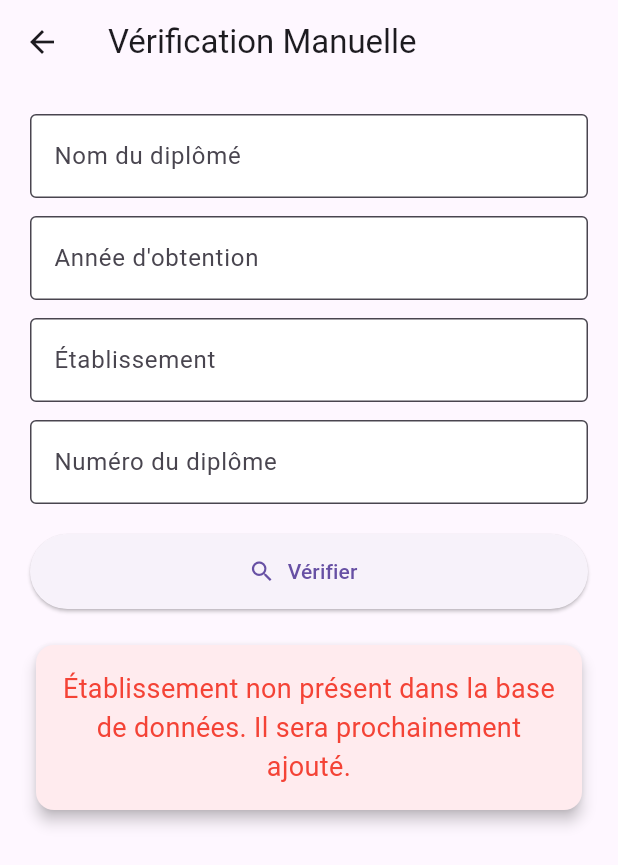
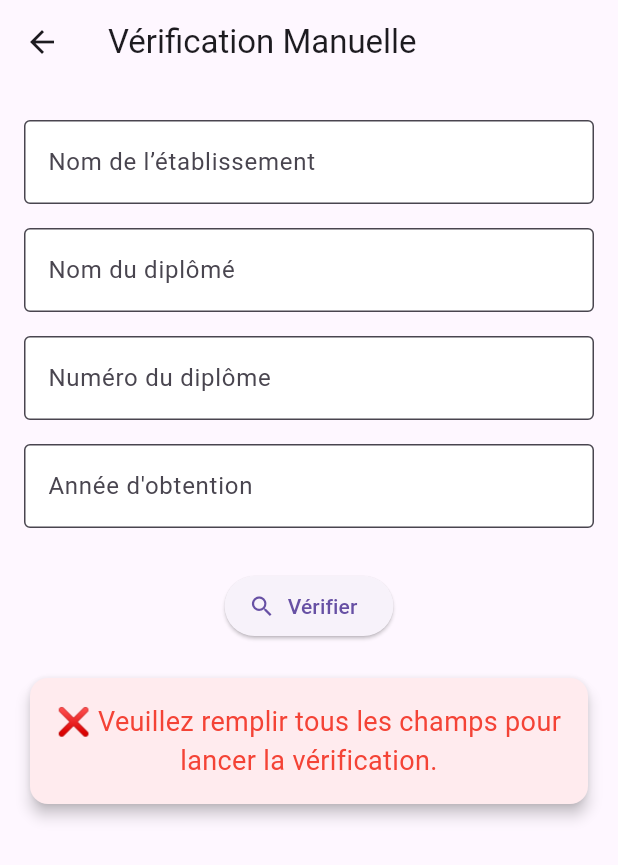
Before and after one commit to Ibrahim1014/projet-authentika, a Flutter app: the ManualInputScreen screen opened directly, after a tap on "Vérifier", on a phone screen of 412 x 824 dp. Shown: the top 865 px of the screen. Run offline on Flutter 3.47's test engine with Material 3 defaults, Android fonts, the phone set to English and light mode, and no system bars; our stand-ins replace cloud_firestore, diacritic, firebase_auth, firebase_core, image_picker; missing offline and left inert: flutter_tesseract_ocr, qr_code_scanner, web3dart; accounts and stored records are empty; network calls fail; Roboto replaces fonts that are missing (Arial); statements that could not run were skipped.

Commit message:
✅ Version stable : vérification manuelle finalisée + compatibilité Firebase Auth Web

```diff
--- a/lib/manual_input_screen.dart
+++ b/lib/manual_input_screen.dart
@@ -1,5 +1,7 @@
 import 'package:flutter/material.dart';
 import 'package:cloud_firestore/cloud_firestore.dart';
+import 'package:diacritic/diacritic.dart'; // Pour normaliser les accents
+import 'package:collection/collection.dart'; // Pour firstWhereOrNull
 
 class ManualInputScreen extends StatefulWidget {
   @override
@@ -7,73 +9,92 @@ class ManualInputScreen extends StatefulWidget {
 }
 
 class _ManualInputScreenState extends State<ManualInputScreen> {
+  final TextEditingController diplomaController = TextEditingController();
+  final TextEditingController etablissementController = TextEditingController();
   final TextEditingController nomController = TextEditingController();
   final TextEditingController anneeController = TextEditingController();
-  final TextEditingController etablissementController = TextEditingController();
-  final TextEditingController numeroDiplomeController = TextEditingController();
 
   String? verificationResult;
-  bool? isValid;
+  bool isDiplomeValide = false;
+
+  String normalize(String input) {
+    return removeDiacritics(input.trim().toLowerCase());
+  }
 
   Future<void> verifyDiploma() async {
-    final nom = nomController.text.trim().toLowerCase();
-    final annee = anneeController.text.trim();
-    final etablissement = etablissementController.text.trim().toLowerCase();
-    final numero = numeroDiplomeController.text.trim();
+    final String numero = normalize(diplomaController.text);
+    final String nomEtablissement = normalize(etablissementController.text);
+    final String nomDiplome = normalize(nomController.text);
+    final String annee = anneeController.text.trim();
 
+    if (numero.isEmpty ||
+        nomEtablissement.isEmpty ||
+        nomDiplome.isEmpty ||
+        annee.isEmpty) {
       setState(() {
-      verificationResult = null;
-      isValid = null;
-    });
-
-    try {
-      // Vérifie l'existence de l'établissement
-      final etabSnapshot = await FirebaseFirestore.instance
-          .collection('etablissements')
-          .where('nom', isEqualTo: etablissement)
-          .get();
-
-      if (etabSnapshot.docs.isEmpty) {
-        setState(() {
-          isValid = false;
         verificationResult =
-              "Établissement non présent dans la base de données. Il sera prochainement ajouté.";
+            "❌ Veuillez remplir tous les champs pour lancer la vérification.";
+        isDiplomeValide = false;
       });
       return;
     }
 
-      final etabId = etabSnapshot.docs.first.id;
+    try {
+      // 🔍 Recherche de l’établissement
+      final etabSnapshot =
+          await FirebaseFirestore.instance.collection('etablissements').get();
 
-      // Vérifie le diplôme avec tous les champs
+      final matchingEtab = etabSnapshot.docs.firstWhereOrNull(
+        (doc) => normalize(doc['nom']) == nomEtablissement,
+      );
+
+      if (matchingEtab == null) {
+        setState(() {
+          verificationResult =
+              "❌ L’établissement '$nomEtablissement' n'existe pas encore dans la base de données.\n"
+              "✅ Grâce à votre requête, il sera ajouté dans les plus brefs délais.";
+          isDiplomeValide = false;
+        });
+        return;
+      }
+
+      final etablissementId = matchingEtab.id;
+
+      // 🔍 Recherche du diplôme
       final diplomeSnapshot = await FirebaseFirestore.instance
           .collection('diplomes')
-          .where('id_etablissement', isEqualTo: etabId)
-          .where('numero', isEqualTo: numero)
-          .where('nom', isEqualTo: nom)
+          .where('id_etablissement', isEqualTo: etablissementId)
           .where('annee', isEqualTo: annee)
           .get();
 
-      if (diplomeSnapshot.docs.isEmpty) {
+      final matchingDiplome = diplomeSnapshot.docs.firstWhereOrNull(
+        (doc) =>
+            normalize(doc['nom']) == nomDiplome &&
+            normalize(doc['numero']) == numero,
+      );
+
+      if (matchingDiplome == null) {
         setState(() {
-          isValid = false;
           verificationResult =
-              "Diplôme non trouvé avec les informations fournies.";
+              "⚠️ Diplôme non trouvé avec les informations fournies pour l'année $annee.\n"
+              "Merci de vérifier que le nom, le numéro et l’établissement sont corrects.";
+          isDiplomeValide = false;
         });
-      } else {
-        final data = diplomeSnapshot.docs.first.data();
-        final mention = data['mention'] ?? 'Aucune mention';
-        final type = data['type'] ?? 'Type inconnu';
+        return;
+      }
 
+      final data = matchingDiplome.data();
       setState(() {
-          isValid = true;
         verificationResult =
-              "✅ Diplôme valide !\n\nNom : ${data['nom']}\nAnnée : ${data['annee']}\nType : $type\nMention : $mention";
+            "✅ Diplôme valide pour ${data['nom']} (${data['annee']})\n"
+            "📘 Type : ${data['type'] ?? 'Inconnu'}\n"
+            "🏅 Mention : ${data['mention'] ?? 'Non précisée'}";
+        isDiplomeValide = true;
       });
-      }
     } catch (e) {
       setState(() {
-        isValid = false;
-        verificationResult = "Erreur lors de la vérification : $e";
+        verificationResult = "❌ Erreur lors de la vérification : $e";
+        isDiplomeValide = false;
       });
     }
   }
@@ -82,30 +103,26 @@ class _ManualInputScreenState extends State<ManualInputScreen> {
   Widget build(BuildContext context) {
     return Scaffold(
       appBar: AppBar(title: Text("Vérification Manuelle")),
-      body: SingleChildScrollView(
-        padding: const EdgeInsets.all(20),
+      body: Padding(
+        padding: const EdgeInsets.all(16.0),
+        child: SingleChildScrollView(
           child: Column(
             children: [
-            _buildTextField("Nom du diplômé", nomController),
-            SizedBox(height: 12),
-            _buildTextField("Année d'obtention", anneeController),
-            SizedBox(height: 12),
-            _buildTextField("Établissement", etablissementController),
-            SizedBox(height: 12),
-            _buildTextField("Numéro du diplôme", numeroDiplomeController),
-            SizedBox(height: 20),
+              _buildTextField(
+                  etablissementController, "Nom de l’établissement"),
+              _buildTextField(nomController, "Nom du diplômé"),
+              _buildTextField(diplomaController, "Numéro du diplôme"),
+              _buildTextField(anneeController, "Année d'obtention"),
+              const SizedBox(height: 20),
               ElevatedButton.icon(
-              onPressed: verifyDiploma,
                 icon: Icon(Icons.search),
                 label: Text("Vérifier"),
-              style: ElevatedButton.styleFrom(
-                minimumSize: Size(double.infinity, 50),
+                onPressed: verifyDiploma,
               ),
-            ),
-            SizedBox(height: 20),
+              const SizedBox(height: 20),
               if (verificationResult != null)
                 Card(
-                color: isValid == true ? Colors.green[50] : Colors.red[50],
+                  color: isDiplomeValide ? Colors.green[50] : Colors.red[50],
                   elevation: 4,
                   child: Padding(
                     padding: const EdgeInsets.all(16.0),
@@ -113,20 +130,23 @@ class _ManualInputScreenState extends State<ManualInputScreen> {
                       verificationResult!,
                       style: TextStyle(
                         fontSize: 18,
-                      color: isValid == true ? Colors.green : Colors.red,
+                        color: isDiplomeValide ? Colors.green : Colors.red,
                       ),
                       textAlign: TextAlign.center,
                     ),
                   ),
+                )
+            ],
           ),
-          ],
         ),
       ),
     );
   }
 
-  Widget _buildTextField(String label, TextEditingController controller) {
-    return TextField(
+  Widget _buildTextField(TextEditingController controller, String label) {
+    return Padding(
+      padding: const EdgeInsets.symmetric(vertical: 8),
+      child: TextField(
         controller: controller,
         decoration: InputDecoration(
           labelText: label,
@@ -134,6 +154,7 @@ class _ManualInputScreenState extends State<ManualInputScreen> {
           filled: true,
           fillColor: Colors.white,
         ),
+      ),
     );
   }
 }
```
Also changed, not shown: lib/login_school.dart (+44 -61 lines), lib/register_school.dart (+44 -68 lines), lib/school_dashboard.dart (added, +19 -0 lines), pubspec.yaml (+10 -2 lines), pubspec.lock, 3 other files. Lines whose indentation alone changed are shown as unchanged.
